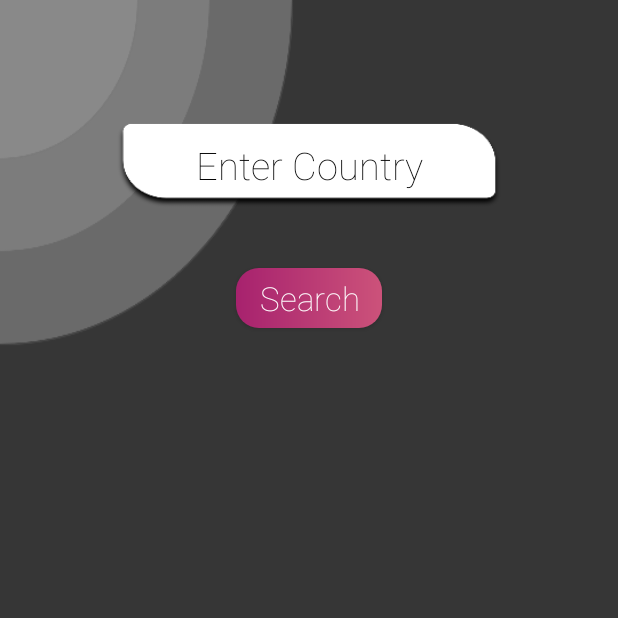
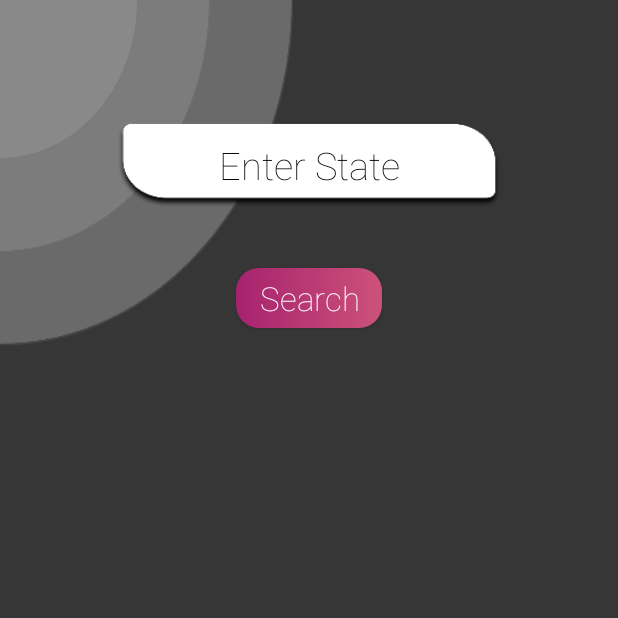
Before and after one commit to ashishpatel16/Covid-19_Tracker_Android, an Android app: the SearchCountry screen opened directly, with no data from a screen before it, on a phone screen of 412 x 824 dp, the top half of it. Run offline under Robolectric (Android 15) with nearby library versions, the light colour scheme and no system bars.

Commit message:
Added functionality for querying state info

```diff
--- a/app/build.gradle
+++ b/app/build.gradle
@@ -27,6 +27,9 @@ dependencies {
     implementation 'com.airbnb.android:lottie:3.4.1'
     implementation 'androidx.constraintlayout:constraintlayout:1.1.3'
     testImplementation 'junit:junit:4.12'
+    implementation 'com.google.code.gson:gson:2.8.5'
+    implementation 'com.squareup.retrofit2:retrofit:2.4.0'
+    implementation 'com.squareup.retrofit2:converter-gson:2.4.0'
     androidTestImplementation 'androidx.test.ext:junit:1.1.1'
     androidTestImplementation 'androidx.test.espresso:espresso-core:3.2.0'
 
--- a/app/src/main/AndroidManifest.xml
+++ b/app/src/main/AndroidManifest.xml
@@ -1,6 +1,8 @@
 <?xml version="1.0" encoding="utf-8"?>
 <manifest xmlns:android="http://schemas.android.com/apk/res/android"
     package="com.example.covid_19tracker2020">
+
+    <uses-permission android:name="android.permission.INTERNET" />
 
     <application
         android:allowBackup="true"
@@ -9,7 +11,8 @@
         android:roundIcon="@mipmap/ic_launcher_round"
         android:supportsRtl="true"
         android:theme="@style/Theme.AppCompat.NoActionBar">
-        <activity android:name=".SearchCountry"></activity>
+        <activity android:name=".All_India_Stats"></activity>
+        <activity android:name=".SearchCountry" />
         <activity android:name=".MainActivity">
             <intent-filter>
                 <action android:name="android.intent.action.MAIN" />
--- /dev/null
+++ b/app/src/main/java/com/example/covid_19tracker2020/CovidAPI/APIClient.java
@@ -0,0 +1,12 @@
+package com.example.covid_19tracker2020.CovidAPI;
+
+import java.util.List;
+
+import retrofit2.Call;
+import retrofit2.http.GET;
+
+public interface APIClient {
+
+    @GET("data.json")
+    Call<Response> getStats();
+}
--- a/app/src/main/java/com/example/covid_19tracker2020/MainActivity.java
+++ b/app/src/main/java/com/example/covid_19tracker2020/MainActivity.java
@@ -9,6 +9,7 @@ import android.view.Window;
 import android.view.WindowManager;
 
 public class MainActivity extends AppCompatActivity {
+    final String baseURL = "https://api.covid19india.org/";
 
     Intent i;
     @Override
@@ -18,6 +19,7 @@ public class MainActivity extends AppCompatActivity {
         getWindow().setFlags(WindowManager.LayoutParams.FLAG_FULLSCREEN,WindowManager.LayoutParams.FLAG_FULLSCREEN);
         setContentView(R.layout.activity_main);
         i = new Intent(this,SearchCountry.class);
+        // Consider covid19 - India api for precise info about indian states.
 
     }
 
--- a/app/src/main/java/com/example/covid_19tracker2020/SearchCountry.java
+++ b/app/src/main/java/com/example/covid_19tracker2020/SearchCountry.java
@@ -3,21 +3,79 @@ package com.example.covid_19tracker2020;
 import androidx.appcompat.app.AppCompatActivity;
 
 import android.os.Bundle;
+import android.util.Log;
 import android.view.View;
 import android.widget.EditText;
+import android.widget.TextView;
 import android.widget.Toast;
+
+import com.example.covid_19tracker2020.CovidAPI.APIClient;
+import com.example.covid_19tracker2020.CovidAPI.CasesTimeSeriesItem;
+import com.example.covid_19tracker2020.CovidAPI.Response;
+import com.example.covid_19tracker2020.CovidAPI.StatewiseItem;
+
+import java.util.List;
+
+import retrofit2.Call;
+import retrofit2.Callback;
+import retrofit2.Retrofit;
+import retrofit2.converter.gson.GsonConverterFactory;
 
 public class SearchCountry extends AppCompatActivity {
 
     EditText country;
+    List<CasesTimeSeriesItem> timeWise;
+    List<StatewiseItem> stateWise;
+    TextView stateInfo;
+
+
+    private final String baseURL = "https://api.covid19india.org/";
     @Override
     protected void onCreate(Bundle savedInstanceState) {
         super.onCreate(savedInstanceState);
         setContentView(R.layout.activity_search_country);
         country = findViewById(R.id.searchCountryEditText);
+        stateInfo = findViewById(R.id.stateTextView);
+
+        Retrofit retrofit = new Retrofit.Builder().baseUrl(baseURL)
+                .addConverterFactory(GsonConverterFactory.create()).build();
+
+        APIClient client = retrofit.create(APIClient.class);
+        Call<Response> call = client.getStats();
+
+        call.enqueue(new Callback<Response>() {
+            @Override
+            public void onResponse(Call<Response> call, retrofit2.Response<Response> response) {
+                if(!response.isSuccessful()){
+                    Log.i("ashish","Something went wrong "+response.code());
+                }else {
+
+                    timeWise = response.body().getCasesTimeSeries();
+                    stateWise = response.body().getStatewise();
+
+                    for(CasesTimeSeriesItem obj : timeWise) {
+                        Log.i("ashish","Dated "+obj.getDate()+" Confirmed: "+obj.getDailyconfirmed()
+                                +" recovered: "+obj.getDailyrecovered()+" decreased: "+obj.getDailydeceased());
+                    }
+                }
+            }
+            @Override
+            public void onFailure(Call<Response> call, Throwable t) {
+                Log.i("ashish", "Something went Wrong");
+            }
+        });
     }
 
-    public void onButtonClick(View view){
-        Toast.makeText(this, "Country Entered : "+ country.getText().toString(), Toast.LENGTH_SHORT).show();
+    public void stateStats(View view) {
+        String stateName = country.getText().toString();
+        String res = "State : ";
+        for(StatewiseItem obj : stateWise) {
+            if(obj.getState().equalsIgnoreCase(stateName)){
+                res += obj.getState()+ "\n"+ "Total confirmed: "+obj.getConfirmed() +"\n"+"Total Recovered: "+obj.getRecovered() +"\n"+
+                        "Total Deaths: "+obj.getDeaths();
+            }
+        }
+        stateInfo.setText(res);
+        Log.i("ashish",""+res);
     }
 }
--- a/app/src/main/res/layout/activity_search_country.xml
+++ b/app/src/main/res/layout/activity_search_country.xml
@@ -14,13 +14,13 @@
         android:background="@drawable/rectangle_1"
         android:fontFamily="sans-serif-thin"
         android:gravity="center"
+        android:hint="Enter State"
+        android:inputType="text|textNoSuggestions"
         android:padding="8dp"
-        android:hint="Enter Country"
-        android:inputType="text|textNoSuggestions"
+        android:textAlignment="center"
         android:textColor="#090909"
         android:textColorHint="#040404"
         android:textSize="25sp"
-        android:textAlignment="center"
         app:layout_constraintBottom_toBottomOf="parent"
         app:layout_constraintEnd_toEndOf="parent"
         app:layout_constraintStart_toStartOf="parent"
@@ -34,15 +34,30 @@
         android:layout_marginTop="39dp"
         android:background="@drawable/curved_button"
         android:fontFamily="sans-serif-thin"
-        android:onClick="onButtonClick"
+        android:onClick="stateStats"
         android:shadowColor="#ffff"
-        android:textSize="22sp"
         android:text="Search"
         android:textAllCaps="false"
+        android:textSize="22sp"
         app:layout_constraintBottom_toBottomOf="parent"
         app:layout_constraintEnd_toEndOf="parent"
         app:layout_constraintStart_toStartOf="parent"
         app:layout_constraintTop_toBottomOf="@+id/searchCountryEditText"
         app:layout_constraintVertical_bias="0.0" />
 
+    <TextView
+        android:id="@+id/stateTextView"
+        android:layout_width="278dp"
+        android:layout_height="318dp"
+        android:fontFamily="@font/caviardreams"
+        android:gravity="center"
+        android:textSize="25dp"
+        app:layout_constraintBottom_toBottomOf="parent"
+        app:layout_constraintEnd_toEndOf="parent"
+        app:layout_constraintHorizontal_bias="0.496"
+        app:layout_constraintStart_toStartOf="parent"
+        app:layout_constraintTop_toBottomOf="@+id/button"
+        app:layout_constraintVertical_bias="0.365" />
+
+
 </androidx.constraintlayout.widget.ConstraintLayout>
```
Also changed, not shown: app/src/main/java/com/example/covid_19tracker2020/All_India_Stats.java (added, +14 -0 lines), app/src/main/java/com/example/covid_19tracker2020/CovidAPI/CasesTimeSeriesItem.java (added, +55 -0 lines), app/src/main/java/com/example/covid_19tracker2020/CovidAPI/Response.java (added, +21 -0 lines), app/src/main/java/com/example/covid_19tracker2020/CovidAPI/StatewiseItem.java (added, +90 -0 lines), app/src/main/res/layout/activity_all__india__stats.xml (added, +9 -0 lines).
